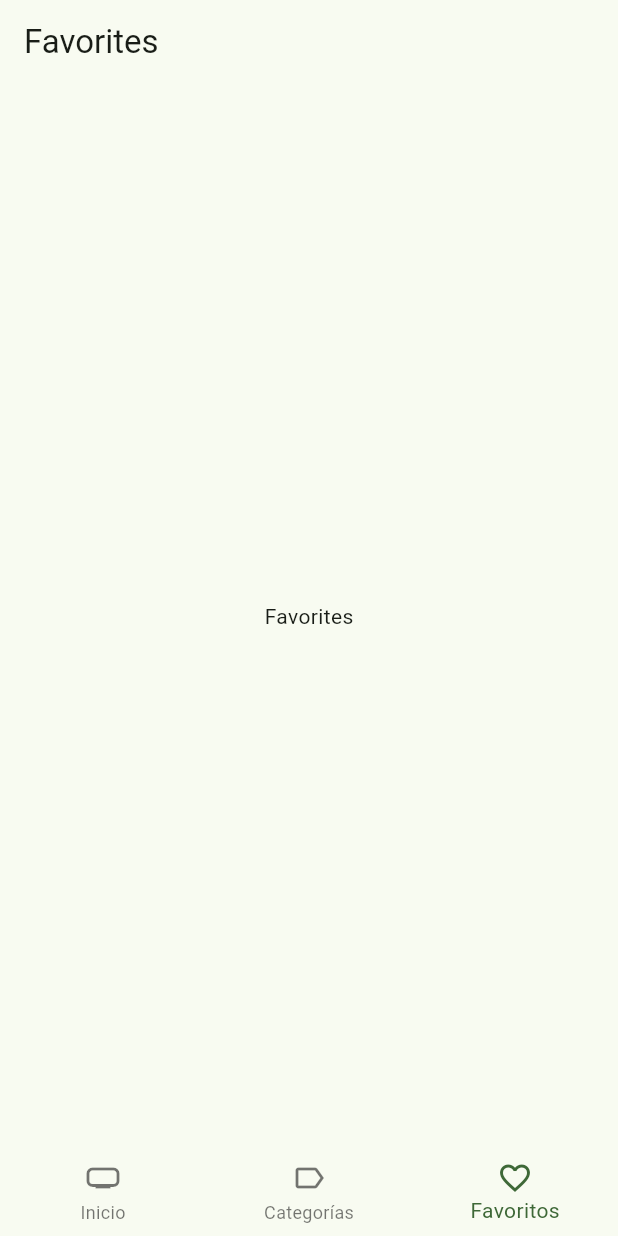
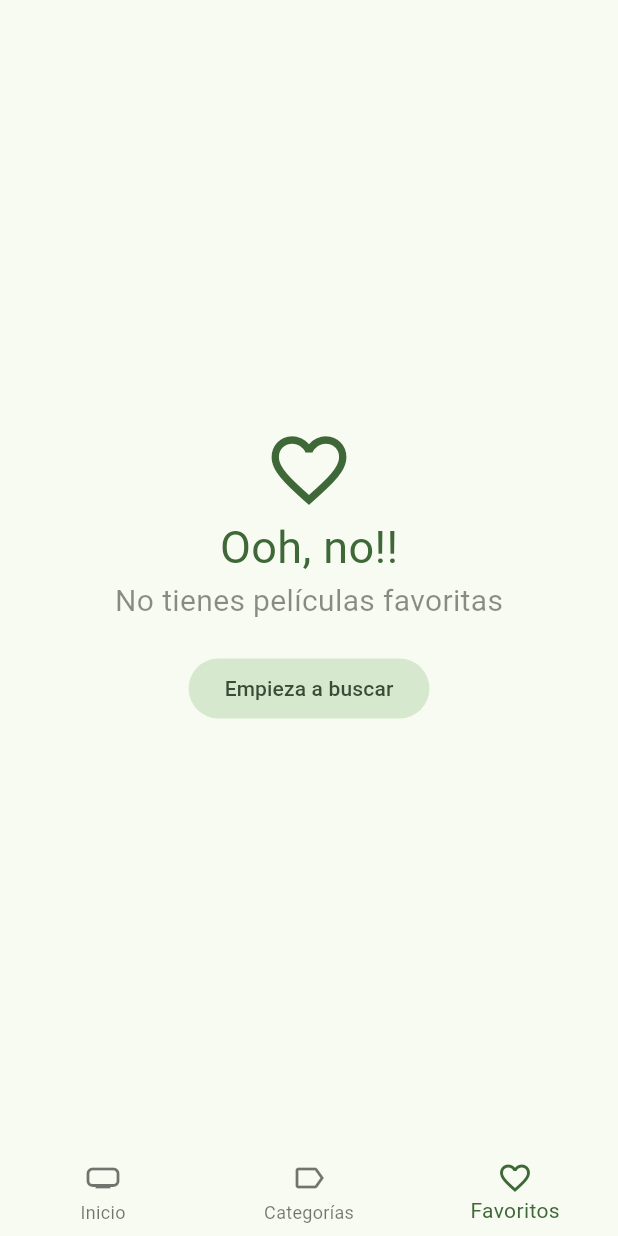
Before and after one commit to vcrolack/cinemapedia, a Flutter app: the screen it shows after launch, item 3 of the bottom bar chosen, on a phone screen of 412 x 824 dp. Run offline on Flutter 3.47's test engine with Material 2 defaults, Android fonts, the phone set to English and light mode, and no system bars; our stand-ins replace animate_do, card_swiper, dio, flutter_dotenv, flutter_riverpod, go_router and 1 more; accounts and stored records are empty; generated files the repository leaves out were written again; network calls fail.

Commit message:
final favorites view

```diff
--- a/lib/presentation/providers/providers.dart
+++ b/lib/presentation/providers/providers.dart
@@ -5,3 +5,6 @@ export 'movies/movies_repository_provider.dart';
 export 'movies/movies_slideshow_provider.dart';
 export 'movies/initial_loading_provider.dart';
 export 'search/search_movies_provider.dart';
+export 'storage/local_storage_provider.dart';
+export 'movies/movie_info_provider.dart';
+export 'storage/favorite_movies_provider.dart';
--- a/lib/presentation/views/movies/favorites_view.dart
+++ b/lib/presentation/views/movies/favorites_view.dart
@@ -1,15 +1,79 @@
+import 'package:cinemapedia/presentation/providers/storage/favorite_movies_provider.dart';
+import 'package:cinemapedia/presentation/widgets/widgets.dart';
 import 'package:flutter/material.dart';
+import 'package:flutter_riverpod/flutter_riverpod.dart';
+import 'package:go_router/go_router.dart';
 
-class FavoritesView extends StatelessWidget {
+class FavoritesView extends ConsumerStatefulWidget {
   const FavoritesView({super.key});
 
   @override
+  ConsumerState<ConsumerStatefulWidget> createState() => _FavoritesViewState();
+}
+
+class _FavoritesViewState extends ConsumerState<FavoritesView> {
+  bool isLastPage = false;
+  bool isLoading = false;
+
+  @override
+  void initState() {
+    super.initState();
+    loadNextPage();
+  }
+
+  void loadNextPage() async {
+    if (isLoading || isLastPage) return;
+
+    isLoading = true;
+
+    final movies =
+        await ref.read(favoriteMoviesProvider.notifier).loadNextPage();
+    isLoading = false;
+
+    if (movies.isEmpty) {
+      isLastPage = true;
+    }
+  }
+
+  @override
   Widget build(BuildContext context) {
+    final favoritesMovies = ref.watch(favoriteMoviesProvider).values.toList();
+
+    if (favoritesMovies.isEmpty) {
+      final colors = Theme.of(context).colorScheme;
+      return Center(
+        child: Column(
+          mainAxisAlignment: MainAxisAlignment.center,
+          crossAxisAlignment: CrossAxisAlignment.center,
+          children: [
+            Icon(
+              Icons.favorite_outline_sharp,
+              size: 60,
+              color: colors.primary,
+            ),
+            Text(
+              'Ooh, no!!',
+              style: TextStyle(fontSize: 30, color: colors.primary),
+            ),
+            const Text(
+              'No tienes películas favoritas',
+              style: TextStyle(fontSize: 20, color: Colors.black45),
+            ),
+            const SizedBox(
+              height: 20,
+            ),
+            FilledButton.tonal(
+                onPressed: () => context.go('/home/0'),
+                child: const Text('Empieza a buscar'))
+          ],
+        ),
+      );
+    }
+
     return Scaffold(
-      appBar: AppBar(
-        title: const Text('Favorites'),
-      ),
-      body: const Center(child: Text('Favorites')),
-    );
+        body: MovieMasonry(
+      movies: favoritesMovies,
+      loadNextPage: loadNextPage,
+    ));
   }
 }
--- a/lib/presentation/widgets/shared/custom_appbar.dart
+++ b/lib/presentation/widgets/shared/custom_appbar.dart
@@ -48,7 +48,7 @@ class CustomAppbar extends ConsumerWidget {
                                       .searchMovieByQuery))
                           .then((movie) {
                         if (movie == null) return;
-                        context.push('/movie/${movie.id}');
+                        context.push('/home/0/movie/${movie.id}');
                       });
                     },
                     icon: const Icon(Icons.search))
--- a/lib/presentation/widgets/widgets.dart
+++ b/lib/presentation/widgets/widgets.dart
@@ -3,3 +3,5 @@ export 'shared/custom_bottom_navigationbar.dart';
 export 'shared/custom_appbar.dart';
 export 'movies/movies_slideshow.dart';
 export 'movies/movie_horizontal_listview.dart';
+export 'movies/movie_poster_link.dart';
+export 'movies/movie_masonry.dart';
--- a/pubspec.yaml
+++ b/pubspec.yaml
@@ -14,6 +14,7 @@ dependencies:
     sdk: flutter
   flutter_dotenv: ^5.1.0
   flutter_riverpod: ^2.4.3
+  flutter_staggered_grid_view: ^0.7.0
   go_router: ^11.1.2
   intl: ^0.18.1
   isar: ^3.1.0+1
```
Also changed, not shown: lib/infraestructure/datasources/isar_datasource.dart (+43 -10 lines), lib/presentation/providers/storage/favorite_movies_provider.dart (added, +45 -0 lines), lib/presentation/providers/storage/local_storage_provider.dart (added, +7 -0 lines), lib/presentation/screens/movies/movie_screen.dart (+29 -10 lines), lib/presentation/widgets/movies/movie_masonry.dart (added, +66 -0 lines), lib/presentation/widgets/movies/movie_poster_link.dart (added, +22 -0 lines), pubspec.lock, 3 other files.
